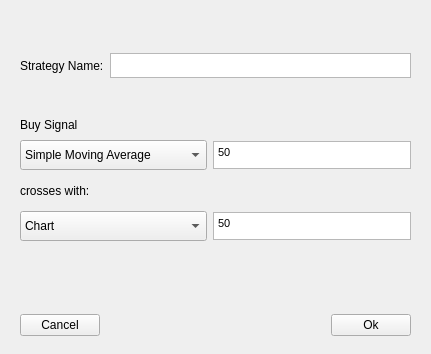
This is Forms/addStrategy.ui in Arthur-g-p/StrategyTester as Qt 5 draws it before an edit. The edited form follows.
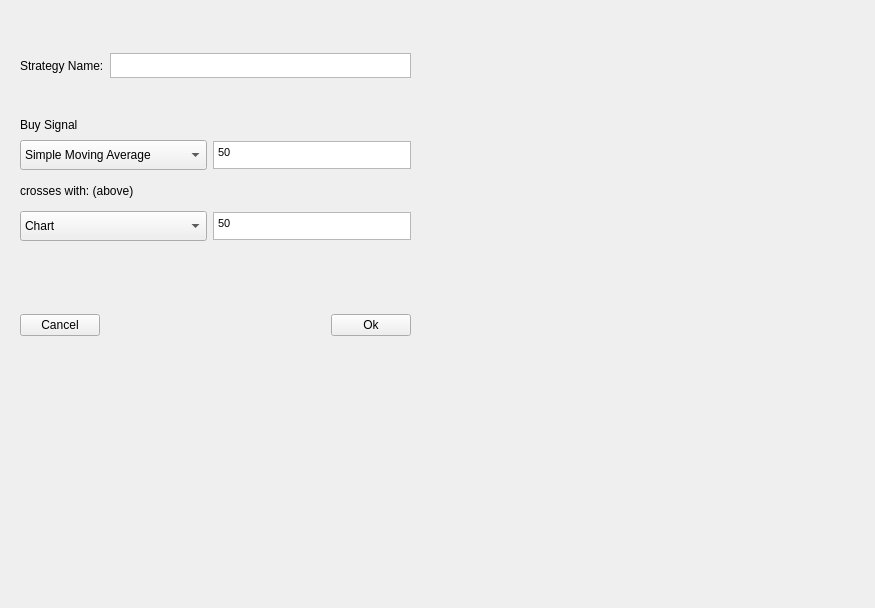
This is the edited form.

Commit message: added strategyCrossing. Generalizing strategies

What changed in the file:
```diff
--- a/Forms/addStrategy.ui
+++ b/Forms/addStrategy.ui
@@ -6,8 +6,8 @@
    <rect>
     <x>0</x>
     <y>0</y>
-    <width>431</width>
-    <height>354</height>
+    <width>875</width>
+    <height>608</height>
    </rect>
   </property>
   <property name="focusPolicy">
@@ -108,7 +108,7 @@
     <item row="1" column="0">
      <widget class="QLabel" name="label_3">
       <property name="text">
-       <string>crosses with:</string>
+       <string>crosses with: (above)</string>
       </property>
      </widget>
     </item>
```
Left out of the diff: 5 changed lines with no effect on the pictures. The commit also changes 15 other files.
